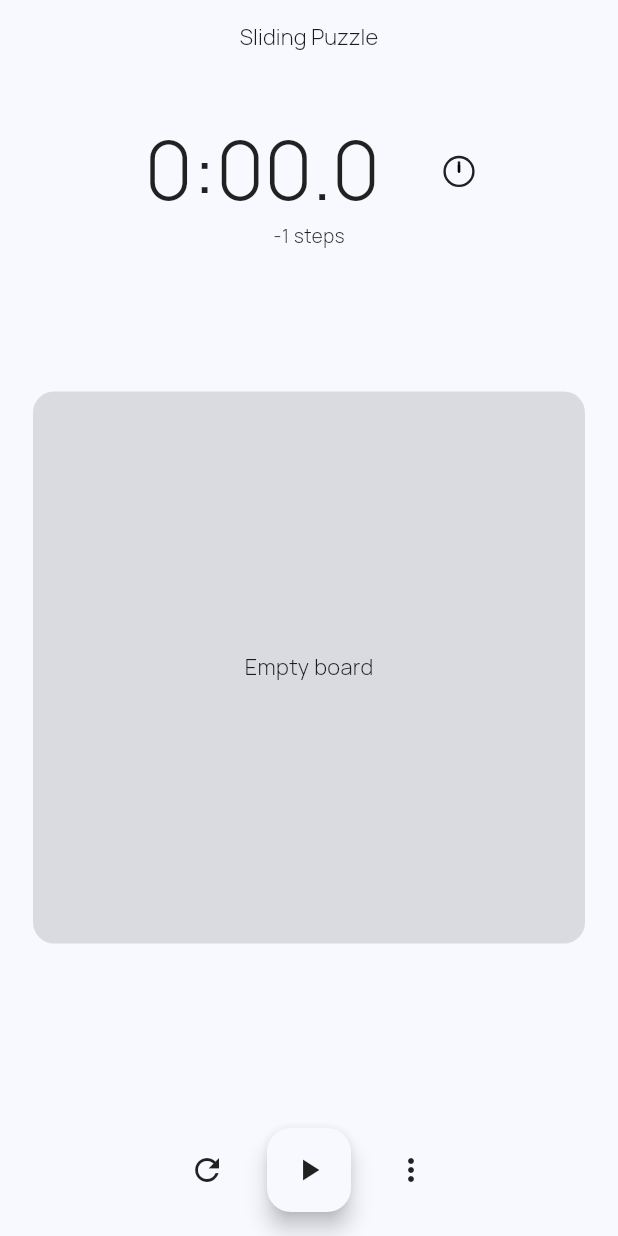
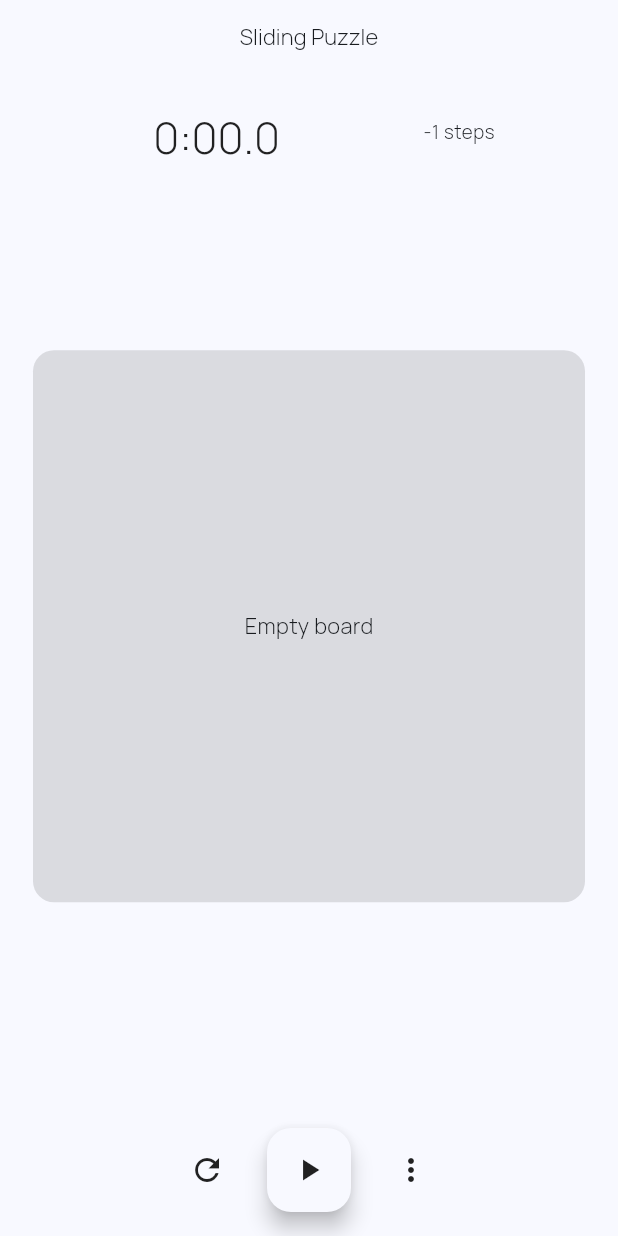
Before and after one commit to RIDDHIPATEL31/number_puzzle_flutter_game, a Flutter app: the screen it shows after launch, on a phone screen of 412 x 824 dp. Run offline on Flutter 3.47's test engine with Material 3 defaults, Android fonts, the phone set to English and light mode, and no system bars; our stand-ins replace package_info_plus, shared_preferences; missing offline and left inert: encrypt.

Commit message:
desgin changes

```diff
--- a/lib/ui/screen/game/game_screen.dart
+++ b/lib/ui/screen/game/game_screen.dart
@@ -41,14 +41,14 @@ class GameScreen extends StatelessWidget {
     final fabWidget = _buildFab(context);
     final boardWidget = _buildBoard(context);
     return OrientationBuilder(builder: (context, orientation) {
-      final statusWidget = Column(
+      final statusWidget = Row(
         mainAxisSize: MainAxisSize.min,
         children: <Widget>[
           GameStopwatchWidget(
             time: presenter.time,
             fontSize: orientation == Orientation.landscape && !isLargeScreen
-                ? 50.0
-                : 65.0,
+                ? 30.0
+                : 35.0,
           ),
           Text(
             '${presenter.steps ?? -1} steps',
--- a/lib/ui/screen/game/section/stopwatch.dart
+++ b/lib/ui/screen/game/section/stopwatch.dart
@@ -1,5 +1,6 @@
 import 'dart:async';
 
+import 'package:flutter/cupertino.dart';
 import 'package:flutter/material.dart';
 import 'package:slide_puzzle/ui/icons/stopwatch.dart';
 import 'package:slide_puzzle/ui/screen/game/utils/format.dart';
@@ -97,10 +98,10 @@ class _GameStopwatchWidgetState extends State<GameStopwatchWidget>
         );
       },
       child: Row(
-        mainAxisAlignment: MainAxisAlignment.center,
+        // mainAxisAlignment: MainAxisAlignment.center,
         children: <Widget>[
           SizedBox(
-            width: 250,
+            width: 200,
             child: Text(
               timeStr,
               style: Theme.of(context).textTheme.headlineMedium?.copyWith(
@@ -110,10 +111,13 @@ class _GameStopwatchWidgetState extends State<GameStopwatchWidget>
             ),
           ),
           // const SizedBox(width: 16.0),
-          StopwatchIcon(
-            size: 24,
-            millis: time,
-            color: Theme.of(context).iconTheme.color ?? Colors.grey,
+          Visibility(
+            visible: false,
+            child: StopwatchIcon(
+              size: 24,
+              millis: time,
+              color: Theme.of(context).iconTheme.color ?? Colors.grey,
+            ),
           ),
         ],
       ),
```
